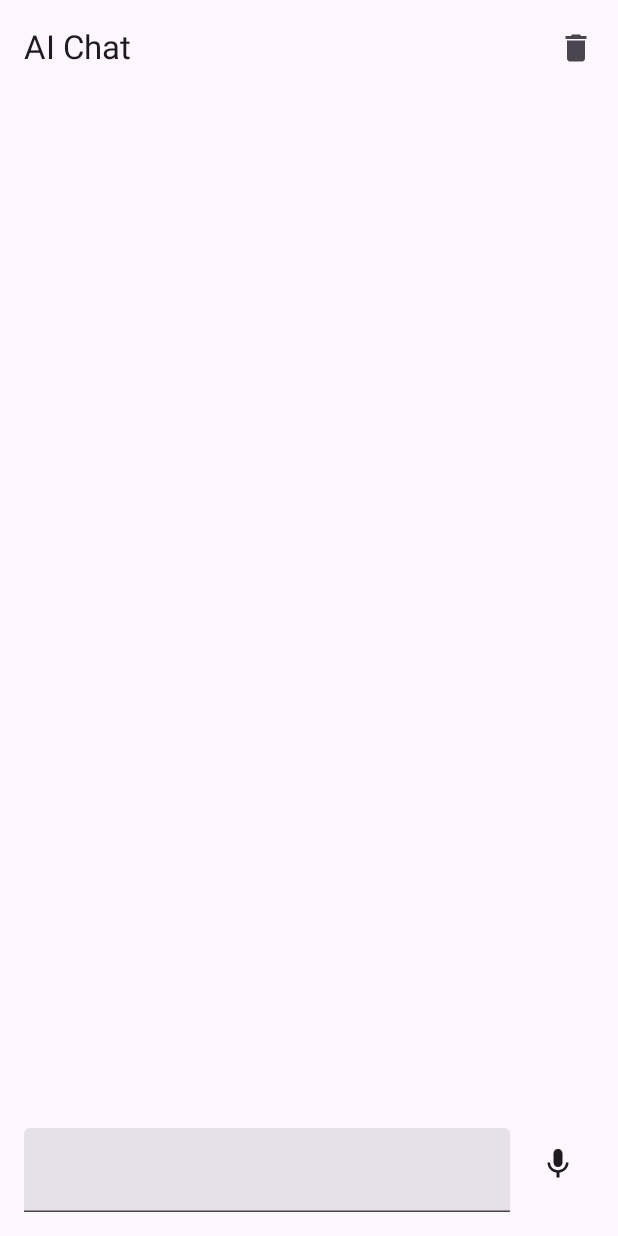
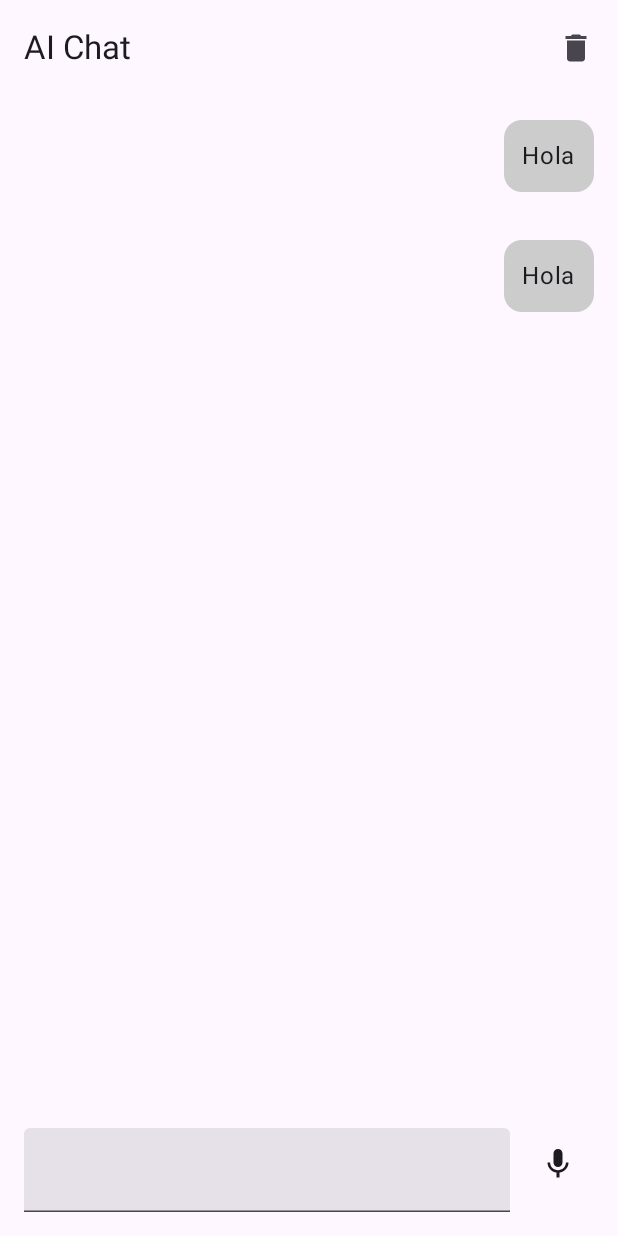
Before and after one commit to rogerrocaarano/uagrm_topicos_AiChat, an Android app built with Jetpack Compose: the composable App shown on its own in the app's theme, after a tap on "Record", on a phone screen of 412 x 824 dp. Run offline under Robolectric (Android 15) with nearby library versions, the phone set to English and light mode, and no system bars; libraries missing offline, so code that uses them is left out: com.mikepenz.markdown; network calls fail; 1 statement that could not run was skipped.

Commit message:
feat: update RecordButton to handle recorded text and reset user writing state

```diff
--- a/android_ios/composeApp/src/commonMain/kotlin/me/rogerroca/aichat/ui/components/ChatPrompt.kt
+++ b/android_ios/composeApp/src/commonMain/kotlin/me/rogerroca/aichat/ui/components/ChatPrompt.kt
@@ -51,6 +51,7 @@ fun ChatPrompt() {
                     val promptText = userPrompt.text
                     coroutineScope.launch { MessageRepository.addUserMessage(promptText) }
                     userPrompt = TextFieldValue("")
+                    userIsWriting = false
                     keyboardController?.hide()
                     focusManager.clearFocus()
                 }
@@ -58,7 +59,9 @@ fun ChatPrompt() {
                 Text("Send")
             }
         } else {
-            RecordButton(userPrompt)
+            RecordButton(onResult = { recordedText ->
+                coroutineScope.launch { MessageRepository.addUserMessage(recordedText) }
+            })
         }
     }
 }
--- a/android_ios/composeApp/src/commonMain/kotlin/me/rogerroca/aichat/ui/components/RecordButton.kt
+++ b/android_ios/composeApp/src/commonMain/kotlin/me/rogerroca/aichat/ui/components/RecordButton.kt
@@ -8,8 +8,10 @@ import androidx.compose.runtime.Composable
 import androidx.compose.ui.text.input.TextFieldValue
 
 @Composable
-fun RecordButton(input : TextFieldValue) {
-    IconButton(onClick = { /*TODO*/ }) {
+fun RecordButton(onResult: (String) -> Unit) {
+    IconButton(onClick = {
+        onResult("Hola")
+    }) {
         Icon(
             imageVector = Icons.Filled.Mic,
             contentDescription = "Record"
```
